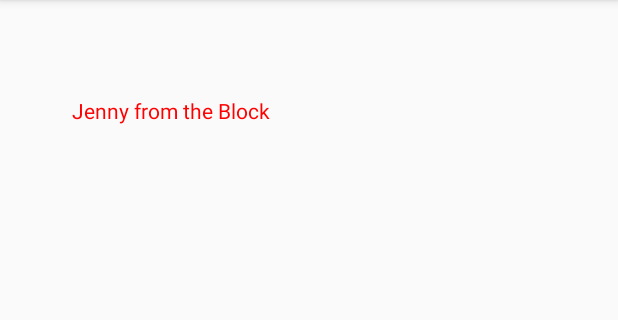
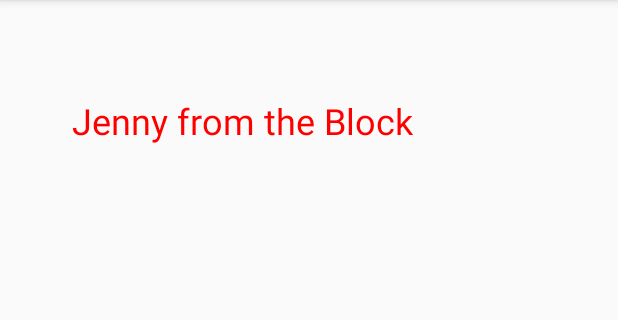
Before and after one commit to stacyporter/MenuWorld, an Android app: the screen it shows after launch (MainActivity), in the options menu, after a tap on "Say Block", on a phone screen of 412 x 824 dp, the part 84-404 px from its top. Run offline under Robolectric (Android 15) with nearby library versions, the phone set to English and light mode, and no system bars.

Commit message:
no message

```diff
--- a/app/src/main/res/values/styles.xml
+++ b/app/src/main/res/values/styles.xml
@@ -7,6 +7,7 @@
         <item name="colorPrimaryDark">@color/colorPrimaryDark</item>
         <item name="colorAccent">@color/colorAccent</item>
         <item name="android:textColor">#ff0000</item>
+        <item name="android:textSize">24dp</item>
     </style>
 
 </resources>
```
